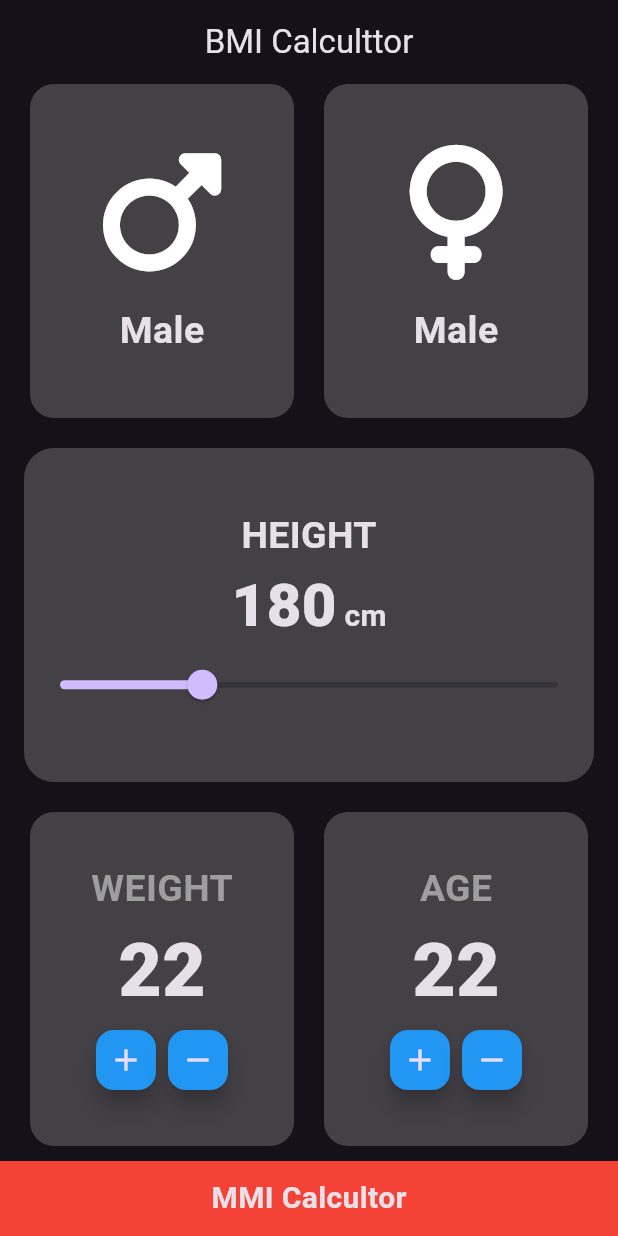
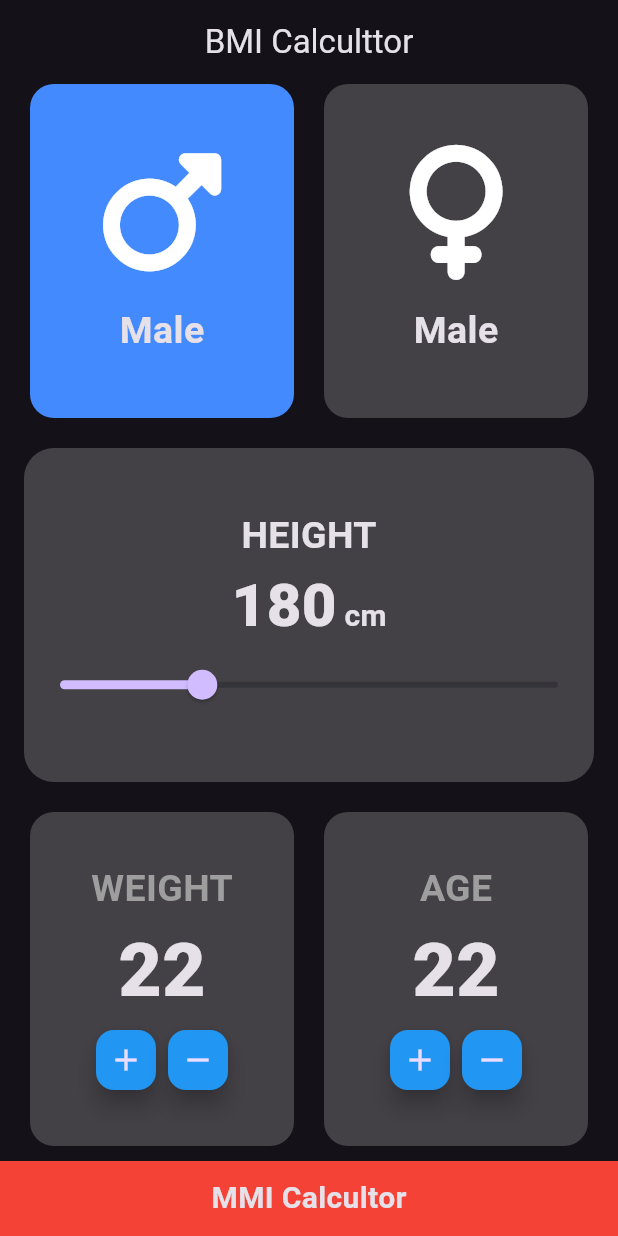
Before and after one commit to ali4hassan9ali2022/BMI_Calcultor, a Flutter app: the screen it shows after launch, on a phone screen of 412 x 824 dp. Run offline on Flutter 3.47's test engine with Material 3 defaults, Android fonts, the phone set to English and light mode, and no system bars; our stand-ins replace font_awesome_flutter.

Commit message:
create active and inactive

```diff
--- a/lib/Views/Widgets/custom_gender.dart
+++ b/lib/Views/Widgets/custom_gender.dart
@@ -1,14 +1,19 @@
 import 'package:flutter/material.dart';
 
 class CustomGender extends StatelessWidget {
-  const CustomGender({super.key, required this.icon});
+  const CustomGender({super.key, required this.icon, required this.isActive, required this.onTap, required this.color});
   final IconData icon;
+  final bool isActive;
+  final Color color;
+  final Function() onTap;
   @override
   Widget build(BuildContext context) {
-    return Container(
+    return GestureDetector(
+      onTap: onTap,
+      child: Container(
         decoration: BoxDecoration(
           borderRadius: BorderRadius.circular(16),
-        color: Colors.white.withOpacity(0.2),
+          color: color,
         ),
         child: Column(
           mainAxisAlignment: MainAxisAlignment.center,
@@ -21,6 +26,7 @@ class CustomGender extends StatelessWidget {
             ),
           ],
         ),
+      ),
     );
   }
 }
--- a/lib/Views/Widgets/section_gender.dart
+++ b/lib/Views/Widgets/section_gender.dart
@@ -2,18 +2,48 @@ import 'package:bmi_calcultor/Views/Widgets/custom_gender.dart';
 import 'package:flutter/material.dart';
 import 'package:font_awesome_flutter/font_awesome_flutter.dart';
 
-class ScetionGender extends StatelessWidget {
+class ScetionGender extends StatefulWidget {
   const ScetionGender({super.key});
 
+  @override
+  State<ScetionGender> createState() => _ScetionGenderState();
+}
+
+class _ScetionGenderState extends State<ScetionGender> {
+  bool isActive = true;
   @override
   Widget build(BuildContext context) {
     return Padding(
       padding: const EdgeInsets.symmetric(horizontal: 20),
       child: Row(
         children: [
-          Expanded(child: CustomGender(icon: FontAwesomeIcons.mars)),
+          Expanded(
+            child: CustomGender(
+              onTap: () {
+                setState(() {
+                  isActive = true;
+                });
+              },
+              color:
+                  isActive ? Colors.blueAccent : Colors.white.withOpacity(0.2),
+              isActive: isActive,
+              icon: FontAwesomeIcons.mars,
+            ),
+          ),
           SizedBox(width: 20),
-          Expanded(child: CustomGender(icon: FontAwesomeIcons.venus)),
+          Expanded(
+            child: CustomGender(
+              color:
+                  isActive ? Colors.white.withOpacity(0.2) : Colors.blueAccent,
+              onTap: () {
+                setState(() {
+                  isActive = false;
+                });
+              },
+              isActive: isActive,
+              icon: FontAwesomeIcons.venus,
+            ),
+          ),
         ],
       ),
     );
--- a/lib/Views/home_view.dart
+++ b/lib/Views/home_view.dart
@@ -4,9 +4,15 @@ import 'package:bmi_calcultor/Views/Widgets/section_gender.dart';
 import 'package:bmi_calcultor/Views/Widgets/weight_and_age_section.dart';
 import 'package:flutter/material.dart';
 
-class HomeView extends StatelessWidget {
+class HomeView extends StatefulWidget {
   const HomeView({super.key});
 
+  @override
+  State<HomeView> createState() => _HomeViewState();
+}
+
+class _HomeViewState extends State<HomeView> {
+  bool isActive = true;
   @override
   Widget build(BuildContext context) {
     return Scaffold(
@@ -18,12 +24,11 @@ class HomeView extends StatelessWidget {
       body: Column(
         children: [
           Expanded(child: ScetionGender()),
+
           SizedBox(height: 20),
           Expanded(child: SectionHeight()),
           SizedBox(height: 20),
-          Expanded(
-            child: WeightAndAgeSection(),
-          ),
+          Expanded(child: WeightAndAgeSection()),
           SizedBox(height: 10),
           CustomButton(),
         ],
```
Lines whose indentation alone changed are shown as unchanged.
